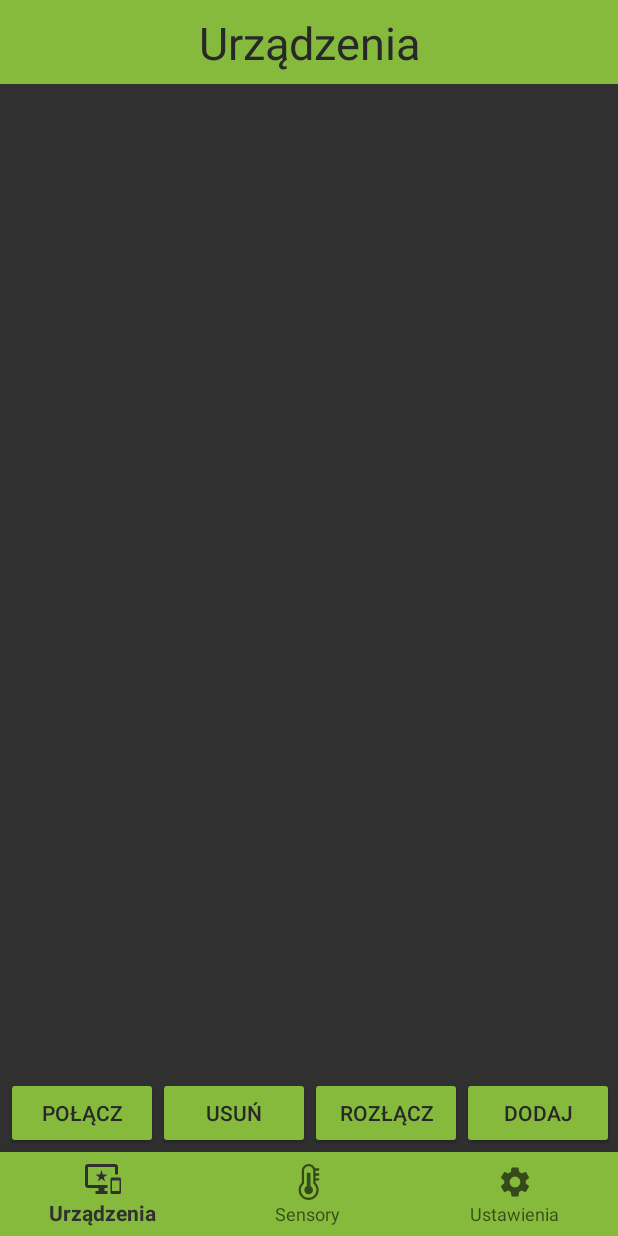
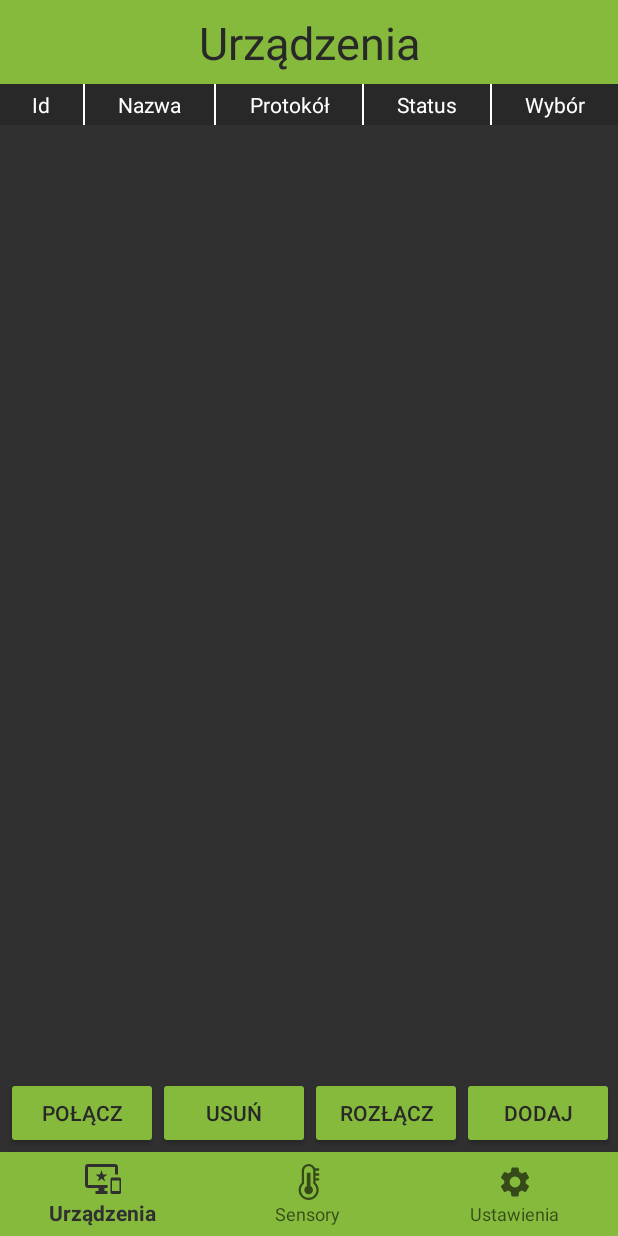
Before and after one commit to AdamStudies-PWR/ProjektZespolowyPWR, an Android app: the screen it shows after launch (MainActivity), on a phone screen of 412 x 824 dp. Run offline under Robolectric (Android 15) with nearby library versions, the phone set to English and light mode, and no system bars; our stand-ins replace navigation-ui; 1 statement that could not run was skipped.

Commit message:
android tables

```diff
--- a/IoTManager/app/src/main/res/layout/fragment_devices.xml
+++ b/IoTManager/app/src/main/res/layout/fragment_devices.xml
@@ -7,7 +7,7 @@
     tools:context=".ui.devices.DeviceFragment">
 
     <ScrollView
-        android:id="@+id/deviceScroll"
+        android:id="@+id/sensorsScroll"
         android:layout_width="0dp"
         android:layout_height="0dp"
         app:layout_constraintBottom_toTopOf="@+id/buttonLayout"
@@ -17,23 +17,71 @@
 
         <TableLayout
             android:layout_width="match_parent"
-            android:layout_height="wrap_content">
+            android:layout_height="wrap_content"
+            android:background="#ffffff"
+            android:shrinkColumns="*"
+            android:stretchColumns="*"
+            app:layout_constraintBottom_toTopOf="parent"
+            app:layout_constraintEnd_toEndOf="parent"
+            app:layout_constraintStart_toStartOf="parent"
+            app:layout_constraintTop_toTopOf="parent">
 
             <TableRow
+                android:id="@+id/tableRow1"
                 android:layout_width="match_parent"
-                android:layout_height="match_parent" />
+                android:layout_height="match_parent" >
 
-            <TableRow
-                android:layout_width="match_parent"
-                android:layout_height="match_parent" />
+                <TextView
+                    android:id="@+id/Label1"
+                    android:text="@string/label1"
+                    android:layout_weight="1"
+                    android:background="@color/colorPrimaryDark"
+                    android:textColor="@color/colorText"
+                    android:padding="4dp"
+                    android:gravity="center"/>
 
-            <TableRow
-                android:layout_width="match_parent"
-                android:layout_height="match_parent" />
+                <TextView
+                    android:id="@+id/Label2"
+                    android:text="@string/label2"
+                    android:layout_weight="1"
+                    android:background="@color/colorPrimaryDark"
+                    android:textColor="@color/colorText"
+                    android:padding="4dp"
+                    android:layout_marginLeft="1dp"
+                    android:gravity="center"/>
 
-            <TableRow
-                android:layout_width="match_parent"
-                android:layout_height="match_parent" />
+                <TextView
+                    android:id="@+id/Label3"
+                    android:text="@string/label3"
+                    android:layout_weight="1"
+                    android:background="@color/colorPrimaryDark"
+                    android:textColor="@color/colorText"
+                    android:padding="4dp"
+                    android:layout_marginLeft="1dp"
+                    android:gravity="center"/>
+
+                <TextView
+                    android:id="@+id/Label4"
+                    android:text="@string/label4"
+                    android:layout_weight="1"
+                    android:background="@color/colorPrimaryDark"
+                    android:textColor="@color/colorText"
+                    android:padding="4dp"
+                    android:layout_marginLeft="1dp"
+                    android:gravity="center"/>
+
+                <TextView
+                    android:id="@+id/Label5"
+                    android:text="@string/label5"
+                    android:layout_weight="1"
+                    android:background="@color/colorPrimaryDark"
+                    android:textColor="@color/colorText"
+                    android:padding="4dp"
+                    android:layout_marginLeft="1dp"
+                    android:gravity="center"/>
+
+            </TableRow>
+
         </TableLayout>
     </ScrollView>
 
@@ -46,7 +94,7 @@
         app:layout_constraintBottom_toBottomOf="parent"
         app:layout_constraintEnd_toEndOf="parent"
         app:layout_constraintStart_toStartOf="parent"
-        app:layout_constraintTop_toBottomOf="@+id/deviceScroll">
+        app:layout_constraintTop_toBottomOf="@+id/sensorsScroll">
 
         <Button
             android:id="@+id/connectButton"
--- a/IoTManager/app/src/main/res/values/strings.xml
+++ b/IoTManager/app/src/main/res/values/strings.xml
@@ -8,4 +8,14 @@
     <string name="delete">Usuń</string>
     <string name="disconnect">Rozłącz</string>
     <string name="add">Dodaj</string>
+
+    <string name="label1">Id</string>
+    <string name="label2">Nazwa</string>
+    <string name="label3">Protokół</string>
+    <string name="label4">Status</string>
+    <string name="label5">Wybór</string>
+
+    <string name="sensor1">Id urządzenia</string>
+    <string name="sensor2">Nazwa</string>
+    <string name="sensor3">Odczyt</string>
 </resources>
```
Also changed, not shown: IoTManager/app/src/main/res/layout/fragment_sensors.xml (+56 -6 lines), IoTManager/app/src/main/res/layout/fragment_settings.xml (+10 -6 lines).
